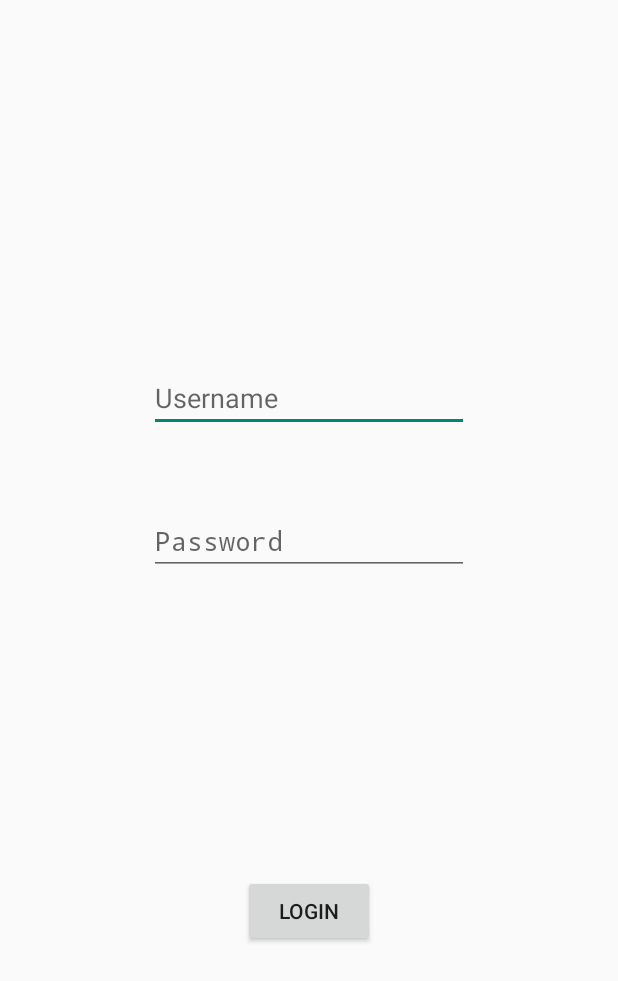
After one commit to juliojose3000/juliojose3000-TravellersApp-SistemasExpertos, an Android app: the Login screen opened directly, with no data from a screen before it, on a phone screen of 412 x 824 dp. The commit adds this screen. Shown: the top 981 px of the screen. Run offline under Robolectric (Android 15) with nearby library versions, the phone set to English and light mode, and no system bars.

Commit message:
Conexion con la base de datos

```diff
--- a/app/src/main/AndroidManifest.xml
+++ b/app/src/main/AndroidManifest.xml
@@ -1,6 +1,9 @@
 <?xml version="1.0" encoding="utf-8"?>
 <manifest xmlns:android="http://schemas.android.com/apk/res/android"
     package="com.example.travellersapp_sistemasexpertos">
+
+    <uses-permission android:name="android.permission.INTERNET" />
+    <uses-permission android:name="android.permission.ACCESS_NETWORK_STATE" />
 
     <application
         android:allowBackup="true"
@@ -9,6 +12,7 @@
         android:roundIcon="@mipmap/ic_launcher_round"
         android:supportsRtl="true"
         android:theme="@style/AppTheme">
+        <activity android:name=".activities.Login"></activity>
         <activity android:name=".MainActivity">
             <intent-filter>
                 <action android:name="android.intent.action.MAIN" />
--- /dev/null
+++ b/app/src/main/java/com/example/travellersapp_sistemasexpertos/activities/Login.java
@@ -0,0 +1,58 @@
+package com.example.travellersapp_sistemasexpertos.activities;
+
+import androidx.appcompat.app.AppCompatActivity;
+
+import android.app.Activity;
+import android.os.Bundle;
+import android.view.View;
+import android.widget.EditText;
+import android.widget.Toast;
+
+import com.example.travellersapp_sistemasexpertos.R;
+import com.example.travellersapp_sistemasexpertos.database.DBHelper;
+
+public class Login extends Activity {
+
+    private EditText editText_username;
+
+    private EditText editText_password;
+
+    private String username;
+
+    private String password;
+
+    @Override
+    protected void onCreate(Bundle savedInstanceState) {
+
+        super.onCreate(savedInstanceState);
+
+        setContentView(R.layout.activity_login);
+
+        editText_password = findViewById(R.id.editText_password);
+
+        editText_username = findViewById(R.id.editText_username);
+
+    }
+
+
+    public void login(View v){
+
+        username = editText_username.getText().toString();
+
+        password = editText_password.getText().toString();
+
+        if(username.equals("username") && password.equals("password")){
+
+            DBHelper dbHelper = new DBHelper();
+
+
+
+        }else{
+
+            Toast.makeText(this, "Usuario inválido",Toast.LENGTH_LONG).show();
+
+        }
+
+    }
+
+}
--- /dev/null
+++ b/app/src/main/res/layout/activity_login.xml
@@ -0,0 +1,56 @@
+<?xml version="1.0" encoding="utf-8"?>
+<androidx.constraintlayout.widget.ConstraintLayout xmlns:android="http://schemas.android.com/apk/res/android"
+    xmlns:app="http://schemas.android.com/apk/res-auto"
+    xmlns:tools="http://schemas.android.com/tools"
+    android:layout_width="match_parent"
+    android:layout_height="match_parent"
+    tools:context=".activities.Login">
+
+    <LinearLayout
+        android:id="@+id/linearLayout"
+        android:layout_width="0dp"
+        android:layout_height="0dp"
+        android:gravity="center"
+        android:orientation="vertical"
+        app:layout_constraintBottom_toBottomOf="parent"
+        app:layout_constraintEnd_toEndOf="parent"
+        app:layout_constraintStart_toStartOf="parent"
+        app:layout_constraintTop_toTopOf="parent">
+
+        <Space
+            android:layout_width="match_parent"
+            android:layout_height="50dp" />
+
+        <EditText
+            android:id="@+id/editText_username"
+            android:layout_width="wrap_content"
+            android:layout_height="wrap_content"
+            android:ems="10"
+            android:hint="Username"
+            android:inputType="textPersonName" />
+
+        <Space
+            android:layout_width="match_parent"
+            android:layout_height="50dp" />
+
+        <EditText
+            android:id="@+id/editText_password"
+            android:layout_width="wrap_content"
+            android:layout_height="wrap_content"
+            android:ems="10"
+            android:hint="Password"
+            android:inputType="textPassword" />
+
+        <Space
+            android:layout_width="match_parent"
+            android:layout_height="200dp" />
+
+        <Button
+            android:id="@+id/button"
+            android:layout_width="wrap_content"
+            android:layout_height="wrap_content"
+            android:onClick="login"
+            android:text="LogIn" />
+    </LinearLayout>
+
+</androidx.constraintlayout.widget.ConstraintLayout>
--- a/app/src/main/res/layout/activity_main.xml
+++ b/app/src/main/res/layout/activity_main.xml
@@ -47,7 +47,8 @@
                 android:layout_width="wrap_content"
                 android:layout_height="wrap_content"
                 android:layout_weight="1"
-                android:text="sign in" />
+                android:onClick="login"
+                android:text="log in" />
 
             <Button
                 android:id="@+id/button_sign_up"
```
Also changed, not shown: app/src/main/java/com/example/travellersapp_sistemasexpertos/MainActivity.java (+12 -0 lines), app/src/main/java/com/example/travellersapp_sistemasexpertos/database/DBHelper.java (added, +72 -0 lines), app/src/main/java/com/example/travellersapp_sistemasexpertos/database/DBUsers.java (added, +20 -0 lines), app/src/main/java/com/example/travellersapp_sistemasexpertos/database/HttpJsonParser.java (added, +128 -0 lines), app/src/main/java/com/example/travellersapp_sistemasexpertos/domain/User.java (+45 -0 lines).
